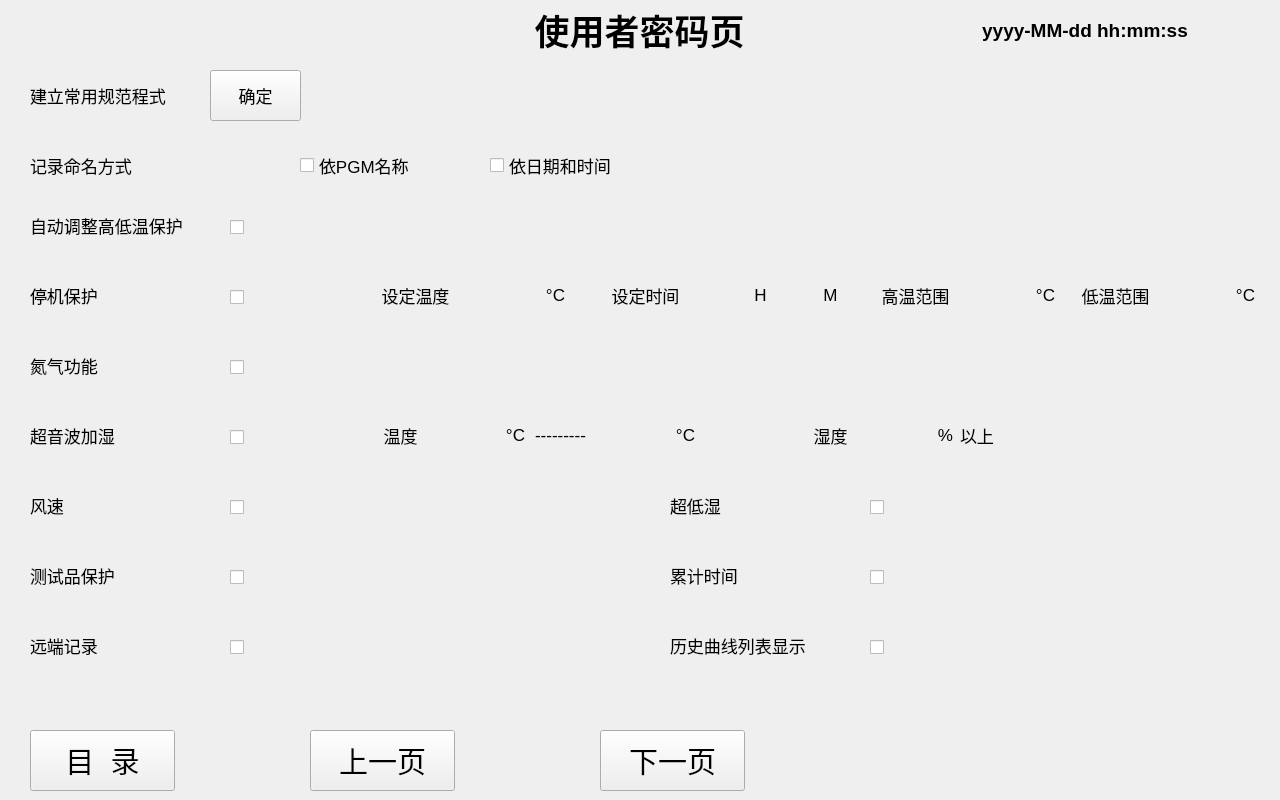
The window that userpasswordpage02.ui (qingdouke/TemakViews) describes before a commit, drawn with Qt 5.
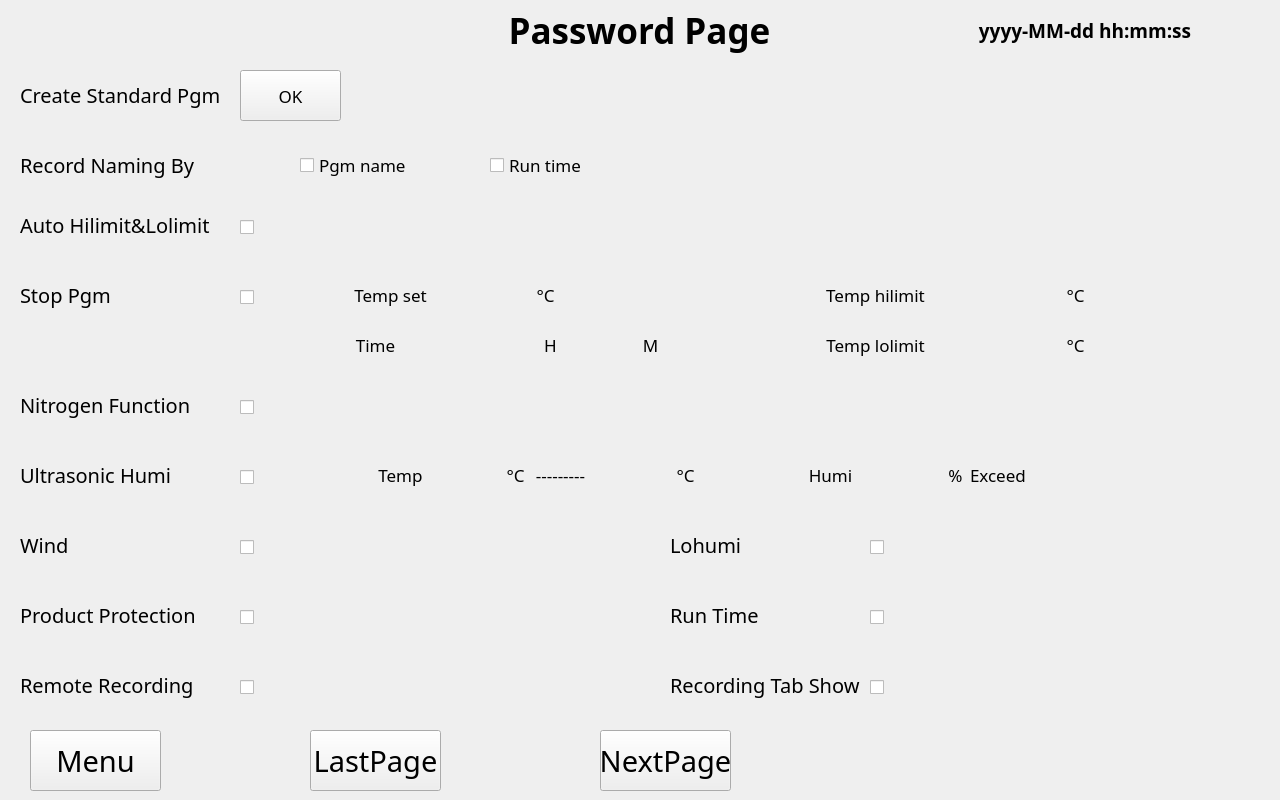
The same window after the commit.

Commit message: 1.complete all interface display and touch function 2.start adjust curve function in recorder and edit pgm

What changed in the file:
```diff
--- a/userpasswordpage02.ui
+++ b/userpasswordpage02.ui
@@ -22,12 +22,17 @@
      <height>80</height>
     </rect>
    </property>
+   <property name="font">
+    <font>
+     <family>思源黑体</family>
+    </font>
+   </property>
    <widget class="QPushButton" name="font_page_pbtn">
     <property name="geometry">
      <rect>
       <x>30</x>
       <y>10</y>
-      <width>145</width>
+      <width>131</width>
       <height>61</height>
      </rect>
     </property>
@@ -37,7 +42,7 @@
      </font>
     </property>
     <property name="text">
-     <string>目  录</string>
+     <string>Menu</string>
     </property>
    </widget>
    <widget class="QLabel" name="footer_line">
@@ -58,7 +63,7 @@
      <rect>
       <x>600</x>
       <y>10</y>
-      <width>145</width>
+      <width>131</width>
       <height>61</height>
      </rect>
     </property>
@@ -68,7 +73,7 @@
      </font>
     </property>
     <property name="text">
-     <string>下一页</string>
+     <string>NextPage</string>
     </property>
    </widget>
    <widget class="QPushButton" name="previous_page_pbtn">
@@ -76,7 +81,7 @@
      <rect>
       <x>310</x>
       <y>10</y>
-      <width>145</width>
+      <width>131</width>
       <height>61</height>
      </rect>
     </property>
@@ -86,7 +91,7 @@
      </font>
     </property>
     <property name="text">
-     <string>上一页</string>
+     <string>LastPage</string>
     </property>
    </widget>
   </widget>
@@ -99,6 +104,11 @@
      <height>60</height>
     </rect>
    </property>
+   <property name="font">
+    <font>
+     <family>思源黑体</family>
+    </font>
+   </property>
    <widget class="QLabel" name="logo">
     <property name="geometry">
      <rect>
@@ -133,6 +143,7 @@
     <property name="font">
      <font>
       <pointsize>14</pointsize>
+      <weight>75</weight>
       <bold>true</bold>
      </font>
     </property>
@@ -146,20 +157,22 @@
    <widget class="QLabel" name="title">
     <property name="geometry">
      <rect>
-      <x>519</x>
+      <x>489</x>
       <y>0</y>
-      <width>241</width>
+      <width>301</width>
       <height>60</height>
      </rect>
     </property>
     <property name="font">
      <font>
+      <family>思源黑体</family>
       <pointsize>26</pointsize>
+      <weight>75</weight>
       <bold>true</bold>
      </font>
     </property>
     <property name="text">
-     <string>使用者密码页</string>
+     <string>Password Page</string>
     </property>
     <property name="textFormat">
      <enum>Qt::PlainText</enum>
@@ -187,30 +200,35 @@
       <height>71</height>
      </rect>
     </property>
+    <property name="font">
+     <font>
+      <family>思源黑体</family>
+     </font>
+    </property>
     <widget class="QLabel" name="common_programs_title">
      <property name="geometry">
       <rect>
-       <x>30</x>
+       <x>20</x>
        <y>20</y>
-       <width>141</width>
+       <width>211</width>
        <height>30</height>
       </rect>
      </property>
      <property name="font">
       <font>
-       <pointsize>13</pointsize>
+       <pointsize>15</pointsize>
       </font>
      </property>
      <property name="text">
-      <string>建立常用规范程式</string>
+      <string>Create Standard Pgm</string>
      </property>
     </widget>
     <widget class="QPushButton" name="common_programs_pushButton">
      <property name="geometry">
       <rect>
-       <x>210</x>
+       <x>240</x>
        <y>10</y>
-       <width>91</width>
+       <width>101</width>
        <height>51</height>
       </rect>
      </property>
@@ -220,7 +238,7 @@
       </font>
      </property>
      <property name="text">
-      <string>确定</string>
+      <string>OK</string>
      </property>
     </widget>
    </widget>
@@ -233,22 +251,27 @@
       <height>61</height>
      </rect>
     </property>
+    <property name="font">
+     <font>
+      <family>思源黑体</family>
+     </font>
+    </property>
     <widget class="QLabel" name="record_naming_method_title">
      <property name="geometry">
       <rect>
-       <x>30</x>
+       <x>20</x>
        <y>20</y>
-       <width>141</width>
+       <width>201</width>
        <height>30</height>
       </rect>
      </property>
      <property name="font">
       <font>
-       <pointsize>13</pointsize>
+       <pointsize>15</pointsize>
       </font>
      </property>
      <property name="text">
-      <string>记录命名方式</string>
+      <string>Record Naming By</string>
      </property>
     </widget>
     <widget class="QCheckBox" name="record_naming_method_checkBox_1">
@@ -266,7 +289,7 @@
       </font>
      </property>
      <property name="text">
-      <string>依PGM名称</string>
+      <string>Pgm name</string>
      </property>
     </widget>
     <widget class="QCheckBox" name="record_naming_method_checkBox_2">
@@ -284,7 +307,7 @@
       </font>
      </property>
      <property name="text">
-      <string>依日期和时间</string>
+      <string>Run time</string>
      </property>
     </widget>
    </widget>
@@ -297,28 +320,33 @@
       <height>71</height>
      </rect>
     </property>
+    <property name="font">
+     <font>
+      <family>思源黑体</family>
+     </font>
+    </property>
     <widget class="QLabel" name="auto_temperature_protected_title">
      <property name="geometry">
       <rect>
-       <x>30</x>
+       <x>20</x>
        <y>20</y>
-       <width>161</width>
+       <width>201</width>
        <height>30</height>
       </rect>
      </property>
      <property name="font">
       <font>
-       <pointsize>13</pointsize>
+       <pointsize>15</pointsize>
       </font>
      </property>
      <property name="text">
-      <string>自动调整高低温保护</string>
+      <string>Auto Hilimit&amp;Lolimit</string>
      </property>
     </widget>
     <widget class="QCheckBox" name="auto_temperature_protected_locked">
      <property name="geometry">
       <rect>
-       <x>230</x>
+       <x>240</x>
        <y>20</y>
        <width>131</width>
        <height>35</height>
@@ -340,31 +368,36 @@
       <x>0</x>
       <y>200</y>
       <width>1280</width>
-      <height>71</height>
+      <height>111</height>
      </rect>
     </property>
+    <property name="font">
+     <font>
+      <family>思源黑体</family>
+     </font>
+    </property>
     <widget class="QLabel" name="shutdown_protected_title">
      <property name="geometry">
       <rect>
-       <x>30</x>
+       <x>20</x>
        <y>20</y>
-       <width>91</width>
+       <width>181</width>
        <height>30</height>
       </rect>
      </property>
      <property name="font">
       <font>
-       <pointsize>13</pointsize>
+       <pointsize>15</pointsize>
       </font>
      </property>
      <property name="text">
-      <string>停机保护</string>
+      <string>Stop Pgm</string>
      </property>
     </widget>
     <widget class="QCheckBox" name="shutdown_protected_locked">
      <property name="geometry">
       <rect>
-       <x>230</x>
+       <x>240</x>
        <y>20</y>
        <width>101</width>
        <height>35</height>
@@ -382,9 +415,9 @@
     <widget class="QLabel" name="define_temperture_label">
      <property name="geometry">
       <rect>
-       <x>370</x>
+       <x>340</x>
        <y>20</y>
-       <width>91</width>
+       <width>101</width>
        <height>30</height>
       </rect>
      </property>
@@ -394,7 +427,7 @@
       </font>
      </property>
      <property name="text">
-      <string>设定温度</string>
+      <string>Temp set</string>
      </property>
      <property name="alignment">
       <set>Qt::AlignCenter</set>
@@ -403,7 +436,7 @@
     <widget class="QLabel" name="define_temperture_display">
      <property name="geometry">
       <rect>
-       <x>470</x>
+       <x>440</x>
        <y>20</y>
        <width>91</width>
        <height>30</height>
@@ -424,7 +457,7 @@
     <widget class="QLabel" name="define_temperture_sign">
      <property name="geometry">
       <rect>
-       <x>540</x>
+       <x>530</x>
        <y>20</y>
        <width>31</width>
        <height>30</height>
@@ -445,9 +478,9 @@
     <widget class="QLabel" name="define_time_label">
      <property name="geometry">
       <rect>
-       <x>600</x>
-       <y>20</y>
-       <width>91</width>
+       <x>340</x>
+       <y>70</y>
+       <width>71</width>
        <height>30</height>
       </rect>
      </property>
@@ -457,7 +490,7 @@
       </font>
      </property>
      <property name="text">
-      <string>设定时间</string>
+      <string>Time</string>
      </property>
      <property name="alignment">
       <set>Qt::AlignCenter</set>
@@ -466,9 +499,9 @@
     <widget class="QLabel" name="define_time_display_H">
      <property name="geometry">
       <rect>
-       <x>700</x>
-       <y>20</y>
-       <width>61</width>
+       <x>440</x>
+       <y>70</y>
+       <width>91</width>
        <height>30</height>
       </rect>
      </property>
@@ -487,9 +520,9 @@
     <widget class="QLabel" name="define_time_display_M">
      <property name="geometry">
       <rect>
-       <x>770</x>
-       <y>20</y>
-       <width>61</width>
+       <x>590</x>
+       <y>70</y>
+       <width>51</width>
        <height>30</height>
       </rect>
      </property>
@@ -508,8 +541,8 @@
     <widget class="QLabel" name="define_time_sign_H">
      <property name="geometry">
       <rect>
-       <x>750</x>
-       <y>20</y>
+       <x>540</x>
+       <y>70</y>
        <width>21</width>
        <height>30</height>
       </rect>
@@ -529,8 +562,8 @@
     <widget class="QLabel" name="define_time_sign_M">
      <property name="geometry">
       <rect>
-       <x>820</x>
-       <y>20</y>
+       <x>640</x>
+       <y>70</y>
        <width>21</width>
        <height>30</height>
       </rect>
@@ -550,9 +583,9 @@
     <widget class="QLabel" name="high_temperature_range_label">
      <property name="geometry">
       <rect>
-       <x>870</x>
+       <x>820</x>
        <y>20</y>
-       <width>91</width>
+       <width>111</width>
        <height>30</height>
       </rect>
      </property>
@@ -562,7 +595,7 @@
       </font>
      </property>
      <property name="text">
-      <string>高温范围</string>
+      <string>Temp hilimit</string>
      </property>
      <property name="alignment">
       <set>Qt::AlignCenter</set>
@@ -571,7 +604,7 @@
     <widget class="QLabel" name="high_temperature_range_display">
      <property name="geometry">
       <rect>
-       <x>960</x>
+       <x>970</x>
        <y>20</y>
        <width>91</width>
        <height>30</height>
@@ -592,9 +625,9 @@
     <widget class="QLabel" name="low_temperature_range_label">
      <property name="geometry">
       <rect>
-       <x>1070</x>
-       <y>20</y>
-       <width>91</width>
+       <x>820</x>
+       <y>70</y>
+       <width>111</width>
        <height>30</height>
       </rect>
      </property>
@@ -604,7 +637,7 @@
       </font>
      </property>
      <property name="text">
-      <string>低温范围</string>
+      <string>Temp lolimit</string>
      </property>
      <property name="alignment">
       <set>Qt::AlignCenter</set>
@@ -613,8 +646,8 @@
     <widget class="QLabel" name="low_temperature_range_display">
      <property name="geometry">
       <rect>
-       <x>1160</x>
-       <y>20</y>
+       <x>970</x>
+       <y>70</y>
        <width>91</width>
        <height>30</height>
       </rect>
@@ -634,7 +667,7 @@
     <widget class="QLabel" name="high_temperature_range_sign">
      <property name="geometry">
       <rect>
-       <x>1030</x>
+       <x>1060</x>
        <y>20</y>
        <width>31</width>
        <height>30</height>
@@ -655,8 +688,8 @@
     <widget class="QLabel" name="low_temperature_range_sign">
      <property name="geometry">
       <rect>
-       <x>1230</x>
-       <y>20</y>
+       <x>1060</x>
+       <y>70</y>
        <width>31</width>
        <height>30</height>
       </rect>
@@ -678,33 +711,38 @@
     <property name="geometry">
      <rect>
       <x>0</x>
-      <y>270</y>
+      <y>310</y>
       <width>1281</width>
       <height>71</height>
      </rect>
     </property>
+    <property name="font">
+     <font>
+      <family>思源黑体</family>
+     </font>
+    </property>
     <widget class="QLabel" name="nitrogen_function_title">
      <property name="geometry">
       <rect>
-       <x>30</x>
+       <x>20</x>
        <y>20</y>
-       <width>91</width>
+       <width>181</width>
        <height>30</height>
       </rect>
      </property>
      <property name="font">
       <font>
-       <pointsize>13</pointsize>
+       <pointsize>15</pointsize>
       </font>
      </property>
      <property name="text">
-      <string>氮气功能</string>
+      <string>Nitrogen Function</string>
      </property>
     </widget>
     <widget class="QCheckBox" name="nitrogen_function_checkBox">
      <property name="geometry">
       <rect>
-       <x>230</x>
+       <x>240</x>
        <y>20</y>
        <width>101</width>
        <height>35</height>
@@ -724,33 +762,38 @@
     <property name="geometry">
      <rect>
       <x>0</x>
-      <y>340</y>
+      <y>380</y>
       <width>1281</width>
       <height>71</height>
      </rect>
     </property>
+    <property name="font">
+     <font>
+      <family>思源黑体</family>
+     </font>
+    </property>
     <widget class="QLabel" name="ultrasonic_humidification_title">
      <property name="geometry">
       <rect>
-       <x>30</x>
+       <x>20</x>
        <y>20</y>
-       <width>91</width>
+       <width>181</width>
        <height>30</height>
       </rect>
      </property>
      <property name="font">
       <font>
-       <pointsize>13</pointsize>
+       <pointsize>15</pointsize>
       </font>
      </property>
      <property name="text">
-      <string>超音波加湿</string>
+      <string>Ultrasonic Humi</string>
      </property>
     </widget>
     <widget class="QCheckBox" name="ultrasonic_humidification_locked">
      <property name="geometry">
       <rect>
-       <x>230</x>
+       <x>240</x>
        <y>20</y>
        <width>101</width>
        <height>35</height>
@@ -780,7 +823,7 @@
       </font>
      </property>
      <property name="text">
-      <string>温度</string>
+      <string>Temp</string>
      </property>
      <property name="alignment">
       <set>Qt::AlignCenter</set>
@@ -906,7 +949,7 @@
       </font>
      </property>
      <property name="text">
-      <string>湿度</string>
+      <string>Humi</string>
      </property>
      <property name="alignment">
       <set>Qt::AlignCenter</set>
@@ -936,7 +979,7 @@
     <widget class="QLabel" name="ultrasonic_humidification_humidity_sign">
      <property name="geometry">
       <rect>
-       <x>930</x>
+       <x>940</x>
        <y>20</y>
        <width>31</width>
        <height>30</height>
@@ -957,7 +1000,7 @@
     <widget class="QLabel" name="ultrasonic_humidification_humidity_text">
      <property name="geometry">
       <rect>
-       <x>960</x>
+       <x>970</x>
        <y>20</y>
        <width>71</width>
        <height>30</height>
@@ -969,7 +1012,7 @@
       </font>
      </property>
      <property name="text">
-      <string>以上</string>
+      <string>Exceed</string>
      </property>
      <property name="alignment">
       <set>Qt::AlignLeading|Qt::AlignLeft|Qt::AlignVCenter</set>
@@ -980,33 +1023,38 @@
     <property name="geometry">
      <rect>
       <x>0</x>
-      <y>410</y>
+      <y>450</y>
       <width>640</width>
       <height>71</height>
      </rect>
     </property>
+    <property name="font">
+     <font>
+      <family>思源黑体</family>
+     </font>
+    </property>
     <widget class="QLabel" name="wind_speed_label">
      <property name="geometry">
       <rect>
-       <x>30</x>
+       <x>20</x>
        <y>20</y>
-       <width>91</width>
+       <width>181</width>
        <height>30</height>
       </rect>
      </property>
      <property name="font">
       <font>
-       <pointsize>13</pointsize>
+       <pointsize>15</pointsize>
       </font>
      </property>
      <property name="text">
-      <string>风速</string>
+      <string>Wind</string>
      </property>
     </widget>
     <widget class="QCheckBox" name="wind_speed_locked">
      <property name="geometry">
       <rect>
-       <x>230</x>
+       <x>240</x>
        <y>20</y>
        <width>101</width>
        <height>35</height>
@@ -1026,33 +1074,38 @@
     <property name="geometry">
      <rect>
       <x>0</x>
-      <y>480</y>
+      <y>520</y>
       <width>640</width>
       <height>71</height>
      </rect>
     </property>
+    <property name="font">
+     <font>
+      <family>思源黑体</family>
+     </font>
+    </property>
     <widget class="QLabel" name="test_article_protection_label">
      <property name="geometry">
       <rect>
-       <x>30</x>
+       <x>20</x>
        <y>20</y>
-       <width>91</width>
+       <width>191</width>
        <height>30</height>
       </rect>
      </property>
      <property name="font">
       <font>
-       <pointsize>13</pointsize>
+       <pointsize>15</pointsize>
       </font>
      </property>
      <property name="text">
-      <string>测试品保护</string>
+      <string>Product Protection</string>
      </property>
     </widget>
     <widget class="QCheckBox" name="test_article_protection_locked">
      <property name="geometry">
       <rect>
-       <x>230</x>
+       <x>240</x>
        <y>20</y>
        <width>101</width>
        <height>35</height>
@@ -1072,33 +1125,38 @@
     <property name="geometry">
      <rect>
       <x>0</x>
-      <y>550</y>
+      <y>590</y>
       <width>640</width>
-      <height>111</height>
+      <height>71</height>
      </rect>
     </property>
+    <property name="font">
+     <font>
+      <family>思源黑体</family>
+     </font>
+    </property>
     <widget class="QLabel" name="remote_recording_label">
      <property name="geometry">
       <rect>
-       <x>30</x>
+       <x>20</x>
        <y>20</y>
-       <width>91</width>
+       <width>181</width>
        <height>30</height>
       </rect>
      </property>
      <property name="font">
       <font>
-       <pointsize>13</pointsize>
+       <pointsize>15</pointsize>
       </font>
      </property>
      <property name="text">
-      <string>远端记录</string>
+      <string>Remote Recording</string>
      </property>
     </widget>
     <widget class="QCheckBox" name="remote_recording_locked">
      <property name="geometry">
       <rect>
-       <x>230</x>
+       <x>240</x>
        <y>20</y>
        <width>101</width>
        <height>35</height>
@@ -1118,27 +1176,32 @@
     <property name="geometry">
      <rect>
       <x>640</x>
-      <y>410</y>
+      <y>450</y>
       <width>640</width>
       <height>71</height>
      </rect>
     </property>
+    <property name="font">
+     <font>
+      <family>思源黑体</family>
+     </font>
+    </property>
     <widget class="QLabel" name="ultra_low_humidity_label">
      <property name="geometry">
       <rect>
        <x>30</x>
        <y>20</y>
-       <width>91</width>
+       <width>191</width>
        <height>30</height>
       </rect>
      </property>
      <property name="font">
       <font>
-       <pointsize>13</pointsize>
+       <pointsize>15</pointsize>
       </font>
      </property>
      <property name="text">
-      <string>超低湿</string>
+      <string>Lohumi</string>
      </property>
     </widget>
     <widget class="QCheckBox" name="ultra_low_humidity_locked">
@@ -1164,27 +1227,33 @@
     <property name="geometry">
      <rect>
       <x>640</x>
-      <y>480</y>
+      <y>520</y>
       <width>640</width>
       <height>71</height>
      </rect>
     </property>
+    <property name="font">
+     <font>
+      <family>思源黑体</family>
+     </font>
+    </property>
     <widget class="QLabel" name="culmulative_time_label">
      <property name="geometry">
       <rect>
        <x>30</x>
        <y>20</y>
-       <width>91</width>
+       <width>191</width>
        <height>30</height>
       </rect>
      </property>
      <property name="font">
       <font>
-       <pointsize>13</pointsize>
+       <family>思源黑体</family>
+       <pointsize>15</pointsize>
       </font>
      </property>
      <property name="text">
-      <string>累计时间</string>
+      <string>Run Time</string>
      </property>
     </widget>
     <widget class="QCheckBox" name="culmulative_time_locked">
@@ -1210,27 +1279,32 @@
     <property name="geometry">
      <rect>
       <x>640</x>
-      <y>550</y>
+      <y>590</y>
       <width>640</width>
-      <height>111</height>
+      <height>71</height>
      </rect>
     </property>
+    <property name="font">
+     <font>
+      <family>思源黑体</family>
+     </font>
+    </property>
     <widget class="QLabel" name="history_curve_list_display_label">
      <property name="geometry">
       <rect>
        <x>30</x>
        <y>20</y>
-       <width>141</width>
+       <width>191</width>
        <height>30</height>
       </rect>
      </property>
      <property name="font">
       <font>
-       <pointsize>13</pointsize>
+       <pointsize>15</pointsize>
       </font>
      </property>
      <property name="text">
-      <string>历史曲线列表显示</string>
+      <string>Recording Tab Show</string>
      </property>
     </widget>
     <widget class="QCheckBox" name="history_curve_list_display_locked">
```
Left out of the diff: 1 changed line with no effect on the pictures. The commit also changes 33 other files.
